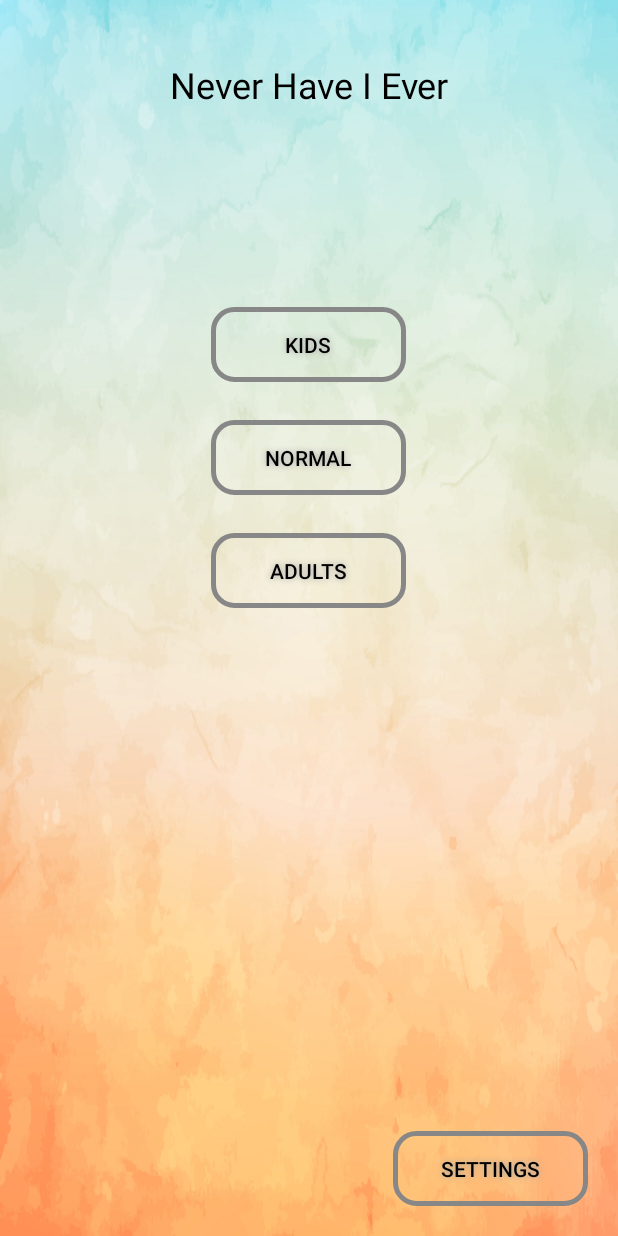
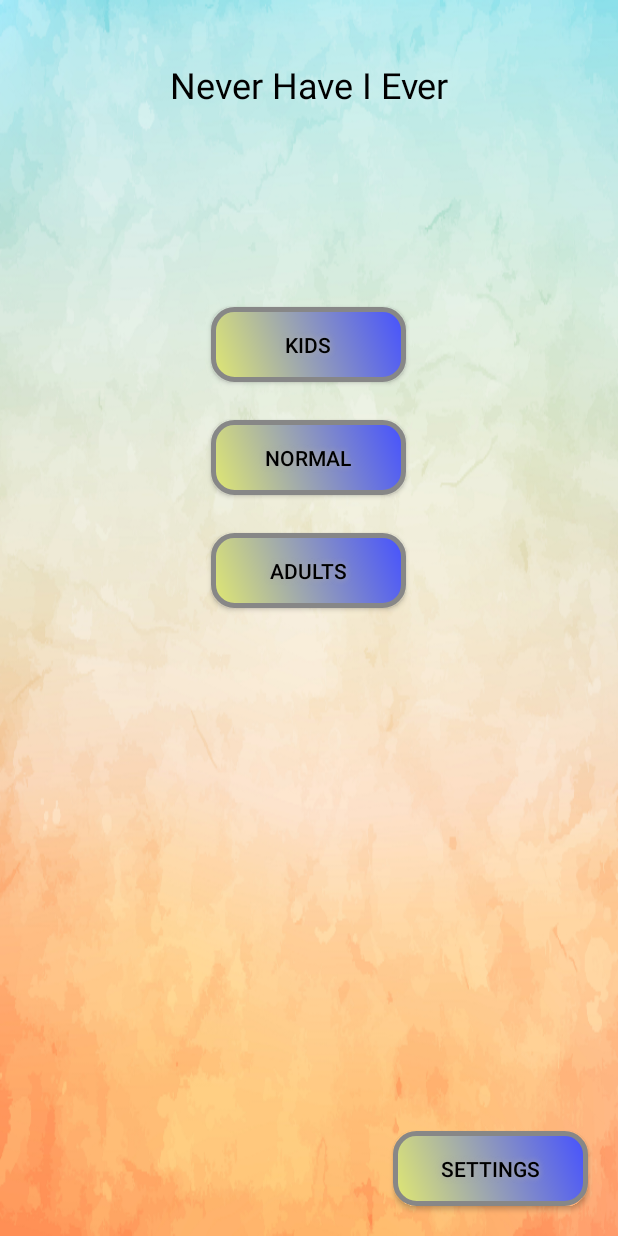
Before and after one commit to VladVh/NeverHaveIEver, an Android app: the screen it shows after launch (MainActivity), on a phone screen of 412 x 824 dp. Run offline under Robolectric (Android 15) with nearby library versions, the phone set to English and light mode, and no system bars; our stand-ins replace ButterKnife, Dagger/Hilt's generated code; 8 statements that could not run were skipped.

Commit message:
saving question on the orientation change fixed layouts with the landscape orientation

```diff
--- a/app/src/main/java/com/development/vvoitsekh/neverhaveiever/data/Question.kt
+++ b/app/src/main/java/com/development/vvoitsekh/neverhaveiever/data/Question.kt
@@ -1,5 +1,5 @@
 package com.development.vvoitsekh.neverhaveiever.data
 
 
-data class Question(val text: String, val level: Int) {
+data class Question(val id: Int, val text: String, val level: Int) {
 }
--- a/app/src/main/java/com/development/vvoitsekh/neverhaveiever/data/source/QuestionsRepositoryModule.kt
+++ b/app/src/main/java/com/development/vvoitsekh/neverhaveiever/data/source/QuestionsRepositoryModule.kt
@@ -14,5 +14,5 @@ class QuestionsRepositoryModule {
 
     @Provides
     @Singleton
-    fun provideQuestionsRepository(localDataSource: QuestionsLocalDataSource) = QuestionsRepository(localDataSource)
+    fun provideQuestionsRepository(localDataSource: QuestionsFakeDataSource) = QuestionsRepository(localDataSource)
 }
--- a/app/src/main/java/com/development/vvoitsekh/neverhaveiever/data/source/local/QuestionsLocalDataSource.kt
+++ b/app/src/main/java/com/development/vvoitsekh/neverhaveiever/data/source/local/QuestionsLocalDataSource.kt
@@ -25,9 +25,10 @@ class QuestionsLocalDataSource @Inject constructor(mDbHelper: QuestionsDbHelper)
             if (cursor.count > 0) {
                 cursor.moveToFirst()
                 do {
+                    val id = cursor.getInt(cursor.getColumnIndex(QuestionsEntry.COLUMN_NAME_ID))
                     val text = cursor.getString(cursor.getColumnIndex(QuestionsEntry.COLUMN_NAME_TEXT))
                     val lvl = cursor.getInt(cursor.getColumnIndex(QuestionsEntry.COLUMN_NAME_LEVEL))
-                    questions.add(Question(text, lvl))
+                    questions.add(Question(id, text, lvl))
                 } while (cursor.moveToNext())
             }
             cursor.close()
--- a/app/src/main/java/com/development/vvoitsekh/neverhaveiever/question/QuestionContract.kt
+++ b/app/src/main/java/com/development/vvoitsekh/neverhaveiever/question/QuestionContract.kt
@@ -12,5 +12,7 @@ interface QuestionContract {
         fun getQuestions(level: Int)
 
         fun getNextQuestion()
+
+        fun showQuestion(id: Int)
     }
 }
--- a/app/src/main/java/com/development/vvoitsekh/neverhaveiever/question/QuestionPresenter.kt
+++ b/app/src/main/java/com/development/vvoitsekh/neverhaveiever/question/QuestionPresenter.kt
@@ -14,11 +14,14 @@ class QuestionPresenter @Inject constructor(view: QuestionContract.View, reposit
 
     override fun getQuestions(level: Int) {
         mQuestions = mQuestionsRepository.getQuestions(level)
-        mQuestionView.showNextQuestion(getRandomQuestion())
     }
 
     override fun getNextQuestion() {
         mQuestionView.showNextQuestion(getRandomQuestion())
+    }
+
+    override fun showQuestion(id: Int) {
+        mQuestionView.showNextQuestion(mQuestions.single { it -> it.id == id })
     }
 
     private fun getRandomQuestion(): Question {
@@ -26,5 +29,4 @@ class QuestionPresenter @Inject constructor(view: QuestionContract.View, reposit
         var index = rand.nextInt(mQuestions.size)
         return mQuestions.get(index)
     }
-
 }
--- a/app/src/main/res/drawable/buttonshape.xml
+++ b/app/src/main/res/drawable/buttonshape_dark.xml
@@ -5,6 +5,8 @@
         />
     <gradient
         android:angle="45"
+        android:startColor="#61630A"
+        android:endColor="#0E1D7D"
         android:type="linear"
         />
     <padding
--- /dev/null
+++ b/app/src/main/res/drawable/buttonshape_light.xml
@@ -0,0 +1,26 @@
+<?xml version="1.0" encoding="utf-8"?>
+<shape xmlns:android="http://schemas.android.com/apk/res/android" android:shape="rectangle" >
+    <corners
+        android:radius="14dp"
+        />
+    <gradient
+        android:angle="45"
+        android:startColor="#E0E872"
+        android:endColor="#4551FF"
+        android:type="linear"
+        />
+    <padding
+        android:left="0dp"
+        android:top="0dp"
+        android:right="0dp"
+        android:bottom="0dp"
+        />
+    <size
+        android:width="130dp"
+        android:height="50dp"
+        />
+    <stroke
+        android:width="3dp"
+        android:color="#878787"
+        />
+</shape>
--- /dev/null
+++ b/app/src/main/res/layout-land/activity_main.xml
@@ -0,0 +1,65 @@
+<?xml version="1.0" encoding="utf-8"?>
+<RelativeLayout
+    xmlns:android="http://schemas.android.com/apk/res/android"
+    xmlns:app="http://schemas.android.com/apk/res-auto"
+    xmlns:tools="http://schemas.android.com/tools"
+    android:layout_width="match_parent"
+    android:layout_height="match_parent"
+    tools:context="com.development.vvoitsekh.neverhaveiever.main.MainActivity"
+    android:weightSum="1">
+
+    <TextView
+        android:id="@+id/mainAppName"
+        android:layout_width="wrap_content"
+        android:layout_height="wrap_content"
+        android:layout_marginTop="40dp"
+        android:text="@string/app_name"
+        android:textAlignment="center"
+        android:textSize="24sp"
+        android:layout_alignParentRight="true"
+        android:layout_alignParentEnd="true"
+        android:layout_alignParentLeft="true"
+        android:layout_alignParentStart="true"/>
+
+    <LinearLayout
+        android:layout_width="match_parent"
+        android:layout_height="wrap_content"
+        android:orientation="horizontal"
+        android:layout_centerVertical="true"
+        android:gravity="center">
+        <Button
+            android:layout_width="wrap_content"
+            android:layout_height="wrap_content"
+            android:text="@string/main_kids"
+            android:layout_marginEnd="20dp"
+            android:layout_marginStart="20dp"
+            android:id="@+id/mainKidsButton"/>
+
+        <Button
+            android:id="@+id/mainNormalButton"
+            android:layout_width="wrap_content"
+            android:layout_height="wrap_content"
+            android:layout_marginEnd="20dp"
+            android:layout_marginStart="20dp"
+            android:text="@string/main_normal"/>
+
+        <Button
+            android:id="@+id/mainAdultButton"
+            android:layout_width="wrap_content"
+            android:layout_height="wrap_content"
+            android:layout_marginEnd="20dp"
+            android:layout_marginStart="20dp"
+            android:text="@string/main_adult"/>
+    </LinearLayout>
+
+
+    <Button
+        android:id="@+id/mainSettingsButton"
+        android:layout_width="wrap_content"
+        android:layout_height="wrap_content"
+        android:layout_alignParentBottom="true"
+        android:layout_alignParentEnd="true"
+        android:layout_marginBottom="20dp"
+        android:layout_marginEnd="20dp"
+        android:text="@string/mainSettings"/>
+</RelativeLayout>
--- a/app/src/main/res/values/styles.xml
+++ b/app/src/main/res/values/styles.xml
@@ -13,13 +13,11 @@
     <style name="ButtonLight" parent="@style/Widget.AppCompat.Button">
         <item name="android:layout_width">270dp</item>
         <item name="android:layout_height">60dp</item>
-        <item name="android:background">@drawable/buttonshape</item>
+        <item name="android:background">@drawable/buttonshape_light</item>
         <item name="android:shadowColor">#A8A8A8</item>
         <item name="android:shadowDx">0</item>
         <item name="android:shadowDy">0</item>
         <item name="android:shadowRadius">5</item>
-        <item name="android:startColor">#E0E872</item>
-        <item name="android:endColor">#4551FF</item>
     </style>
 
     <style name="AppThemeDark" parent="Theme.AppCompat.Light.NoActionBar">
@@ -33,12 +31,12 @@
     </style>
 
     <style name="ButtonDark" parent="@style/Widget.AppCompat.Button">
-        <item name="android:background">@drawable/buttonshape</item>
+        <item name="android:layout_width">270dp</item>
+        <item name="android:layout_height">60dp</item>
+        <item name="android:background">@drawable/buttonshape_dark</item>
         <item name="android:shadowColor">#A8A8A8</item>
         <item name="android:shadowDx">0</item>
         <item name="android:shadowDy">0</item>
         <item name="android:shadowRadius">5</item>
-        <item name="android:startColor">#61630A</item>
-        <item name="android:endColor">#0E1D7D</item>
     </style>
 </resources>
```
Also changed, not shown: app/src/main/java/com/development/vvoitsekh/neverhaveiever/data/source/fake/QuestionsFakeDataSource.kt (+4 -3 lines), app/src/main/java/com/development/vvoitsekh/neverhaveiever/question/QuestionActivity.kt (+22 -4 lines), app/src/main/res/layout-land/activity_question.xml (added, +30 -0 lines), 1 other file.
